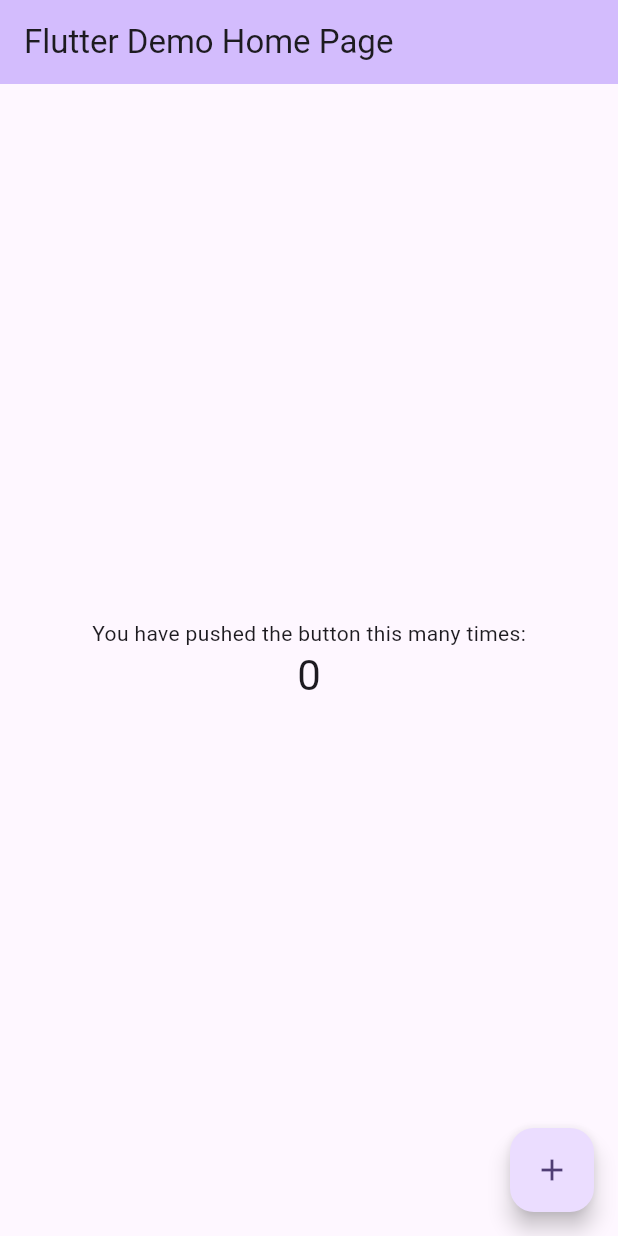
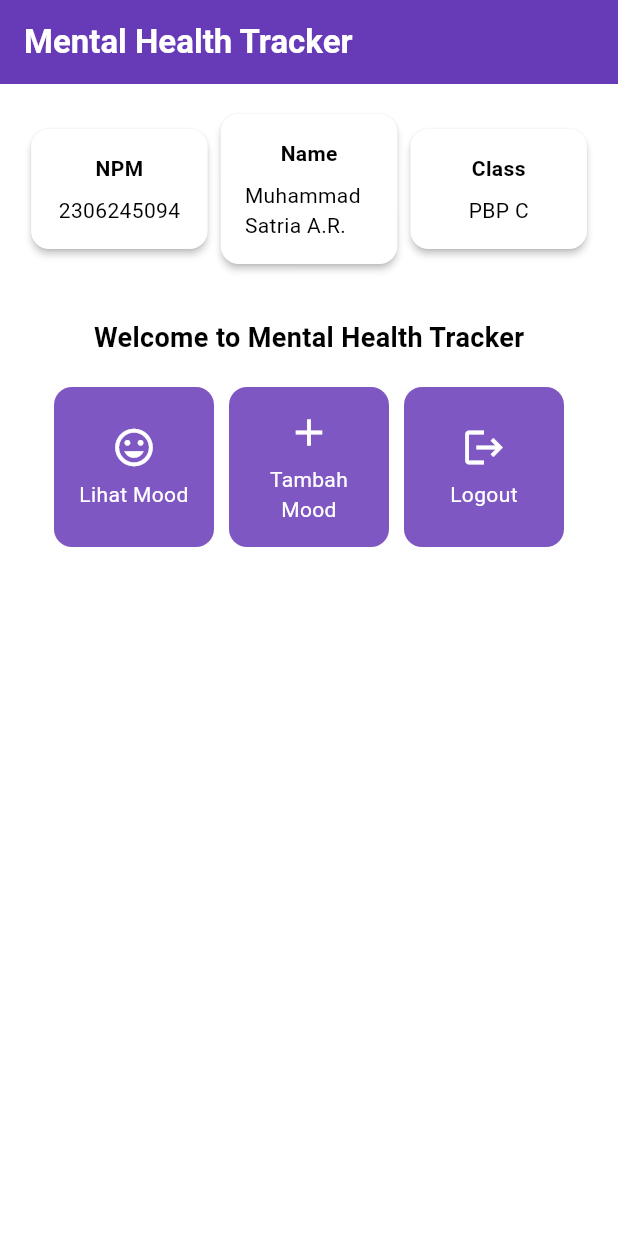
Before and after one commit to satrialeka/mental-health-flutter, a Flutter app: the screen it shows after launch, on a phone screen of 412 x 824 dp. Run offline on Flutter 3.47's test engine with Material 3 defaults, Android fonts, the phone set to English and light mode, and no system bars.

Commit message:
tutorial 6 selesai

```diff
--- a/lib/main.dart
+++ b/lib/main.dart
@@ -1,4 +1,5 @@
 import 'package:flutter/material.dart';
+import 'package:mental_health_tracker/menu.dart';
 
 void main() {
   runApp(const MyApp());
@@ -28,98 +29,11 @@ class MyApp extends StatelessWidget {
         //
         // This works for code too, not just values: Most code changes can be
         // tested with just a hot reload.
-        colorScheme: ColorScheme.fromSeed(seedColor: Colors.deepPurple),
-        useMaterial3: true,
+      colorScheme: ColorScheme.fromSwatch(
+      primarySwatch: Colors.deepPurple,
+      ).copyWith(secondary: Colors.deepPurple[400]),
       ),
-      home: const MyHomePage(title: 'Flutter Demo Home Page'),
+      home: MyHomePage(),
     );
   }
 }
-
-class MyHomePage extends StatefulWidget {
-  const MyHomePage({super.key, required this.title});
-
-  // This widget is the home page of your application. It is stateful, meaning
-  // that it has a State object (defined below) that contains fields that affect
-  // how it looks.
-
-  // This class is the configuration for the state. It holds the values (in this
-  // case the title) provided by the parent (in this case the App widget) and
-  // used by the build method of the State. Fields in a Widget subclass are
-  // always marked "final".
-
-  final String title;
-
-  @override
-  State<MyHomePage> createState() => _MyHomePageState();
-}
-
-class _MyHomePageState extends State<MyHomePage> {
-  int _counter = 0;
-
-  void _incrementCounter() {
-    setState(() {
-      // This call to setState tells the Flutter framework that something has
-      // changed in this State, which causes it to rerun the build method below
-      // so that the display can reflect the updated values. If we changed
-      // _counter without calling setState(), then the build method would not be
-      // called again, and so nothing would appear to happen.
-      _counter++;
-    });
-  }
-
-  @override
-  Widget build(BuildContext context) {
-    // This method is rerun every time setState is called, for instance as done
-    // by the _incrementCounter method above.
-    //
-    // The Flutter framework has been optimized to make rerunning build methods
-    // fast, so that you can just rebuild anything that needs updating rather
-    // than having to individually change instances of widgets.
-    return Scaffold(
-      appBar: AppBar(
-        // TRY THIS: Try changing the color here to a specific color (to
-        // Colors.amber, perhaps?) and trigger a hot reload to see the AppBar
-        // change color while the other colors stay the same.
-        backgroundColor: Theme.of(context).colorScheme.inversePrimary,
-        // Here we take the value from the MyHomePage object that was created by
-        // the App.build method, and use it to set our appbar title.
-        title: Text(widget.title),
-      ),
-      body: Center(
-        // Center is a layout widget. It takes a single child and positions it
-        // in the middle of the parent.
-        child: Column(
-          // Column is also a layout widget. It takes a list of children and
-          // arranges them vertically. By default, it sizes itself to fit its
-          // children horizontally, and tries to be as tall as its parent.
-          //
-          // Column has various properties to control how it sizes itself and
-          // how it positions its children. Here we use mainAxisAlignment to
-          // center the children vertically; the main axis here is the vertical
-          // axis because Columns are vertical (the cross axis would be
-          // horizontal).
-          //
-          // TRY THIS: Invoke "debug painting" (choose the "Toggle Debug Paint"
-          // action in the IDE, or press "p" in the console), to see the
-          // wireframe for each widget.
-          mainAxisAlignment: MainAxisAlignment.center,
-          children: <Widget>[
-            const Text(
-              'You have pushed the button this many times:',
-            ),
-            Text(
-              '$_counter',
-              style: Theme.of(context).textTheme.headlineMedium,
-            ),
-          ],
-        ),
-      ),
-      floatingActionButton: FloatingActionButton(
-        onPressed: _incrementCounter,
-        tooltip: 'Increment',
-        child: const Icon(Icons.add),
-      ), // This trailing comma makes auto-formatting nicer for build methods.
-    );
-  }
-}
--- /dev/null
+++ b/lib/menu.dart
@@ -0,0 +1,188 @@
+import 'package:flutter/material.dart';
+
+class MyHomePage extends StatelessWidget {
+    MyHomePage({super.key});
+    final String npm = '2306245094'; // NPM
+    final String name = 'Muhammad Satria A.R.'; // Nama
+    final String className = 'PBP C'; // Kelas
+
+    final List<ItemHomepage> items = [
+         ItemHomepage("Lihat Mood", Icons.mood),
+         ItemHomepage("Tambah Mood", Icons.add),
+         ItemHomepage("Logout", Icons.logout),
+     ];
+
+   @override
+  Widget build(BuildContext context) {
+    // Scaffold menyediakan struktur dasar halaman dengan AppBar dan body.
+    return Scaffold(
+      // AppBar adalah bagian atas halaman yang menampilkan judul.
+      appBar: AppBar(
+        // Judul aplikasi "Mental Health Tracker" dengan teks putih dan tebal.
+        title: const Text(
+          'Mental Health Tracker',
+          style: TextStyle(
+            color: Colors.white,
+            fontWeight: FontWeight.bold,
+          ),
+        ),
+        // Warna latar belakang AppBar diambil dari skema warna tema aplikasi.
+        backgroundColor: Theme.of(context).colorScheme.primary,
+      ),
+      // Body halaman dengan padding di sekelilingnya.
+      body: Padding(
+        padding: const EdgeInsets.all(16.0),
+        // Menyusun widget secara vertikal dalam sebuah kolom.
+        child: Column(
+          crossAxisAlignment: CrossAxisAlignment.center,
+          children: [
+            // Row untuk menampilkan 3 InfoCard secara horizontal.
+            Row(
+              mainAxisAlignment: MainAxisAlignment.spaceEvenly,
+              children: [
+                InfoCard(title: 'NPM', content: npm),
+                InfoCard(title: 'Name', content: name),
+                InfoCard(title: 'Class', content: className),
+              ],
+            ),
+
+            // Memberikan jarak vertikal 16 unit.
+            const SizedBox(height: 16.0),
+
+            // Menempatkan widget berikutnya di tengah halaman.
+            Center(
+              child: Column(
+                // Menyusun teks dan grid item secara vertikal.
+
+                children: [
+                  // Menampilkan teks sambutan dengan gaya tebal dan ukuran 18.
+                  const Padding(
+                    padding: EdgeInsets.only(top: 16.0),
+                    child: Text(
+                      'Welcome to Mental Health Tracker',
+                      style: TextStyle(
+                        fontWeight: FontWeight.bold,
+                        fontSize: 18.0,
+                      ),
+                    ),
+                  ),
+
+                  // Grid untuk menampilkan ItemCard dalam bentuk grid 3 kolom.
+                  GridView.count(
+                    primary: true,
+                    padding: const EdgeInsets.all(20),
+                    crossAxisSpacing: 10,
+                    mainAxisSpacing: 10,
+                    crossAxisCount: 3,
+                    // Agar grid menyesuaikan tinggi kontennya.
+                    shrinkWrap: true,
+
+                    // Menampilkan ItemCard untuk setiap item dalam list items.
+                    children: items.map((ItemHomepage item) {
+                      return ItemCard(item);
+                    }).toList(),
+                  ),
+                ],
+              ),
+            ),
+          ],
+        ),
+      ),
+    );
+  }
+}
+
+class InfoCard extends StatelessWidget {
+  // Kartu informasi yang menampilkan title dan content.
+
+  final String title;  // Judul kartu.
+  final String content;  // Isi kartu.
+
+  const InfoCard({super.key, required this.title, required this.content});
+
+  @override
+  Widget build(BuildContext context) {
+    return Card(
+      // Membuat kotak kartu dengan bayangan dibawahnya.
+      elevation: 2.0,
+      child: Container(
+        // Mengatur ukuran dan jarak di dalam kartu.
+        width: MediaQuery.of(context).size.width / 3.5, // menyesuaikan dengan lebar device yang digunakan.
+        padding: const EdgeInsets.all(16.0),
+        // Menyusun title dan content secara vertikal.
+        child: Column(
+          children: [
+            Text(
+              title,
+              style: const TextStyle(fontWeight: FontWeight.bold),
+            ),
+            const SizedBox(height: 8.0),
+            Text(content),
+          ],
+        ),
+      ),
+    );
+  }
+}
+
+class ItemHomepage {
+    final String name;
+    final IconData icon;
+
+    ItemHomepage(this.name, this.icon);
+}
+
+
+class ItemCard extends StatelessWidget {
+  // Menampilkan kartu dengan ikon dan nama.
+
+  final ItemHomepage item;
+
+  const ItemCard(this.item, {super.key});
+
+  @override
+  Widget build(BuildContext context) {
+    return Material(
+      // Menentukan warna latar belakang dari tema aplikasi.
+      color: Theme.of(context).colorScheme.secondary,
+      // Membuat sudut kartu melengkung.
+      borderRadius: BorderRadius.circular(12),
+
+      child: InkWell(
+        // Aksi ketika kartu ditekan.
+        onTap: () {
+          // Menampilkan pesan SnackBar saat kartu ditekan.
+          ScaffoldMessenger.of(context)
+            ..hideCurrentSnackBar()
+            ..showSnackBar(
+              SnackBar(content: Text("Kamu telah menekan tombol ${item.name}!"))
+            );
+        },
+        // Container untuk menyimpan Icon dan Text
+        child: Container(
+          padding: const EdgeInsets.all(8),
+          child: Center(
+            child: Column(
+              // Menyusun ikon dan teks di tengah kartu.
+              mainAxisAlignment: MainAxisAlignment.center,
+              children: [
+                Icon(
+                  item.icon,
+                  color: Colors.white,
+                  size: 30.0,
+                ),
+                const Padding(padding: EdgeInsets.all(3)),
+                Text(
+                  item.name,
+                  textAlign: TextAlign.center,
+                  style: const TextStyle(color: Colors.white),
+                ),
+              ],
+            ),
+          ),
+        ),
+      ),
+    );
+  }
+
+}
```
